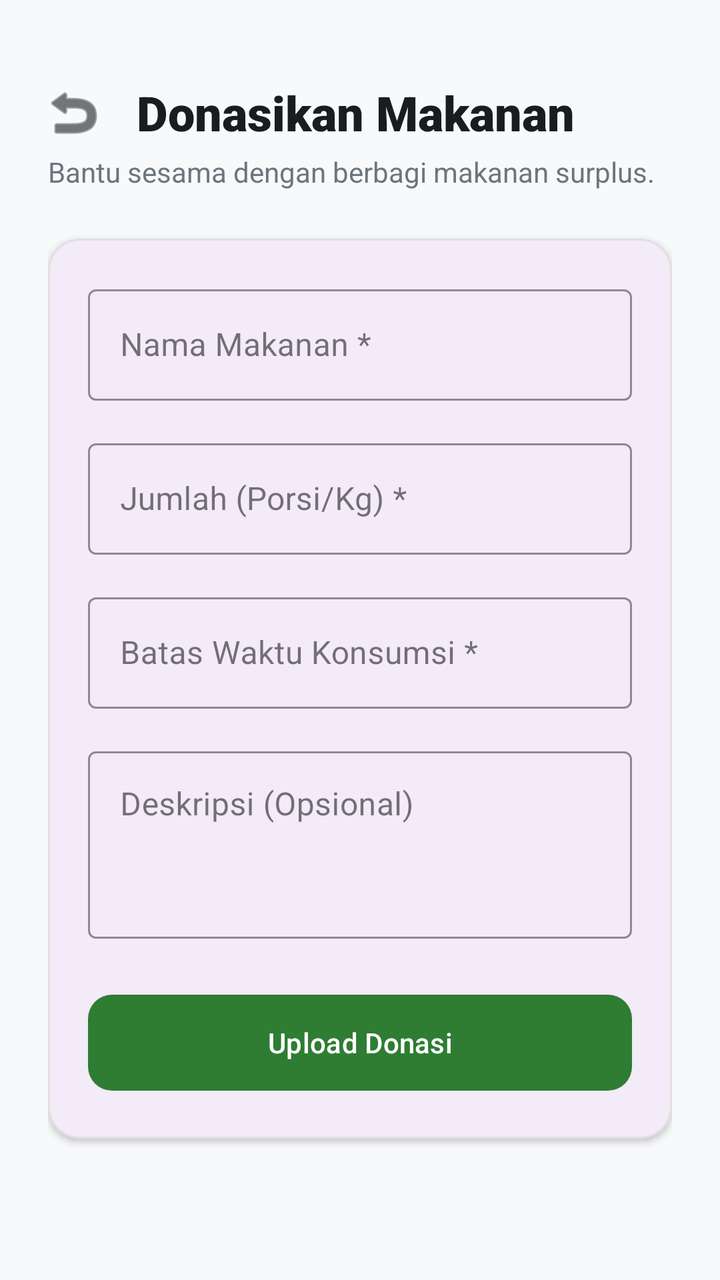
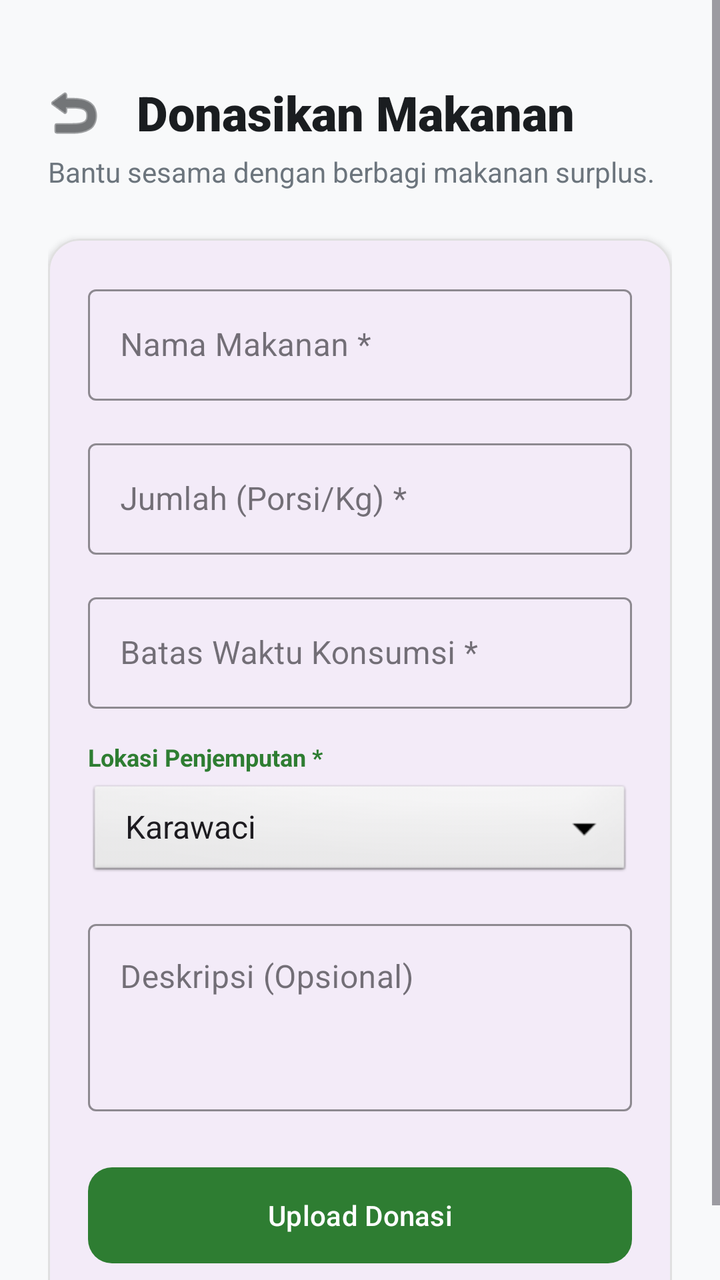

Before-and-after screenshots of an Android layout around one commit, followed by the original layout XML and the change that was made.
<!-- AndroidManifest.xml: application theme Theme.UASPROJECTZEROWASTE -->
<!-- res/layout/activity_upload_food.xml -->
<?xml version="1.0" encoding="utf-8"?>
<ScrollView xmlns:android="http://schemas.android.com/apk/res/android"
    xmlns:app="http://schemas.android.com/apk/res-auto"
    android:layout_width="match_parent"
    android:layout_height="match_parent"
    android:background="#F8F9FA"
    android:fillViewport="true">

    <androidx.constraintlayout.widget.ConstraintLayout
        android:layout_width="match_parent"
        android:layout_height="wrap_content"
        android:padding="24dp">

        <ImageButton
            android:id="@+id/btnBackUpload"
            android:layout_width="48dp"
            android:layout_height="48dp"
            android:background="?attr/selectableItemBackgroundBorderless"
            android:src="@android:drawable/ic_menu_revert"
            android:contentDescription="Back"
            android:layout_marginStart="-12dp"
            app:tint="#1A1D20"
            app:layout_constraintTop_toTopOf="@id/tvTitle"
            app:layout_constraintBottom_toBottomOf="@id/tvTitle"
            app:layout_constraintStart_toStartOf="parent" />

        <TextView
            android:id="@+id/tvTitle"
            android:layout_width="wrap_content"
            android:layout_height="wrap_content"
            android:text="Donasikan Makanan"
            android:textSize="24sp"
            android:fontFamily="sans-serif-black"
            android:textColor="#1A1D20"
            android:layout_marginTop="16dp"
            android:layout_marginStart="8dp"
            app:layout_constraintTop_toTopOf="parent"
            app:layout_constraintStart_toEndOf="@id/btnBackUpload" />

        <TextView
            android:id="@+id/tvSubtitle"
            android:layout_width="wrap_content"
            android:layout_height="wrap_content"
            android:text="Bantu sesama dengan berbagi makanan surplus."
            android:textSize="14sp"
            android:textColor="#6C757D"
            android:layout_marginTop="4dp"
            app:layout_constraintTop_toBottomOf="@id/tvTitle"
            app:layout_constraintStart_toStartOf="parent" />

        <com.google.android.material.card.MaterialCardView
            android:layout_width="match_parent"
            android:layout_height="wrap_content"
            android:layout_marginTop="24dp"
            app:cardCornerRadius="16dp"
            app:cardElevation="2dp"
            app:strokeWidth="1dp"
            app:strokeColor="#E0E0E0"
            app:layout_constraintTop_toBottomOf="@id/tvSubtitle">

            <LinearLayout
                android:layout_width="match_parent"
                android:layout_height="wrap_content"
                android:orientation="vertical"
                android:padding="20dp">

                <com.google.android.material.textfield.TextInputLayout
                    style="@style/Widget.MaterialComponents.TextInputLayout.OutlinedBox"
                    android:layout_width="match_parent"
                    android:layout_height="wrap_content"
                    android:hint="Nama Makanan *"
                    app:boxStrokeColor="#2E7D32">
                    <com.google.android.material.textfield.TextInputEditText
                        android:id="@+id/etFoodName"
                        android:layout_width="match_parent"
                        android:layout_height="wrap_content" />
                </com.google.android.material.textfield.TextInputLayout>

                <com.google.android.material.textfield.TextInputLayout
                    style="@style/Widget.MaterialComponents.TextInputLayout.OutlinedBox"
                    android:layout_width="match_parent"
                    android:layout_height="wrap_content"
                    android:layout_marginTop="16dp"
                    android:hint="Jumlah (Porsi/Kg) *"
                    app:boxStrokeColor="#2E7D32">
                    <com.google.android.material.textfield.TextInputEditText
                        android:id="@+id/etQuantity"
                        android:layout_width="match_parent"
                        android:layout_height="wrap_content"
                        android:inputType="number" />
                </com.google.android.material.textfield.TextInputLayout>

                <com.google.android.material.textfield.TextInputLayout
                    style="@style/Widget.MaterialComponents.TextInputLayout.OutlinedBox"
                    android:layout_width="match_parent"
                    android:layout_height="wrap_content"
                    android:layout_marginTop="16dp"
                    android:hint="Batas Waktu Konsumsi *"
                    app:boxStrokeColor="#2E7D32">
                    <com.google.android.material.textfield.TextInputEditText
                        android:id="@+id/etExpiry"
                        android:layout_width="match_parent"
                        android:layout_height="wrap_content" />
                </com.google.android.material.textfield.TextInputLayout>

                <com.google.android.material.textfield.TextInputLayout
                    style="@style/Widget.MaterialComponents.TextInputLayout.OutlinedBox"
                    android:layout_width="match_parent"
                    android:layout_height="wrap_content"
                    android:layout_marginTop="16dp"
                    android:hint="Deskripsi (Opsional)"
                    app:boxStrokeColor="#2E7D32">
                    <com.google.android.material.textfield.TextInputEditText
                        android:id="@+id/etDescription"
                        android:layout_width="match_parent"
                        android:layout_height="wrap_content"
                        android:gravity="top"
                        android:lines="3" />
                </com.google.android.material.textfield.TextInputLayout>

                <com.google.android.material.button.MaterialButton
                    android:id="@+id/btnSubmitFood"
                    android:layout_width="match_parent"
                    android:layout_height="56dp"
                    android:text="Upload Donasi"
                    android:layout_marginTop="24dp"
                    app:backgroundTint="#2E7D32"
                    app:cornerRadius="12dp" />

            </LinearLayout>
        </com.google.android.material.card.MaterialCardView>

    </androidx.constraintlayout.widget.ConstraintLayout>
</ScrollView>
<!-- resources referenced by this layout -->
<resources>
  <style name="Theme.UASPROJECTZEROWASTE" parent="Base.Theme.UASPROJECTZEROWASTE" />
  <style name="Base.Theme.UASPROJECTZEROWASTE" parent="Theme.Material3.DayNight.NoActionBar">
          
          
      </style>
</resources>

<!-- the commit's change to res/layout/activity_upload_food.xml (unified diff, before → after) -->
@@ -103,6 +103,24 @@
                         android:layout_height="wrap_content" />
                 </com.google.android.material.textfield.TextInputLayout>
 
+                <TextView
+                    android:layout_width="wrap_content"
+                    android:layout_height="wrap_content"
+                    android:text="Lokasi Penjemputan *"
+                    android:textSize="12sp"
+                    android:layout_marginTop="16dp"
+                    android:textColor="#2E7D32"
+                    android:textStyle="bold"/>
+
+                <Spinner
+                    android:id="@+id/spUploadLocation"
+                    android:layout_width="match_parent"
+                    android:layout_height="50dp"
+                    android:layout_marginTop="4dp"
+                    android:background="@android:drawable/btn_dropdown"
+                    android:spinnerMode="dropdown"
+                    android:entries="@array/jabodetabek_locations" />
+
                 <com.google.android.material.textfield.TextInputLayout
                     style="@style/Widget.MaterialComponents.TextInputLayout.OutlinedBox"
                     android:layout_width="match_parent"
<!-- resource entries referenced after the edit -->
@@ -1,5 +1,16 @@
 <!-- resources referenced by this layout -->
 <resources>
+  <string-array name="jabodetabek_locations">
+          <item>Karawaci</item>
+          <item>Lippo Village</item>
+          <item>Gading Serpong</item>
+          <item>Alam Sutera</item>
+          <item>BSD City</item>
+          <item>Tangerang Kota</item>
+          <item>Cikokol</item>
+          <item>Binong</item>
+          <item>Jakarta</item>
+      </string-array>
   <style name="Theme.UASPROJECTZEROWASTE" parent="Base.Theme.UASPROJECTZEROWASTE" />
   <style name="Base.Theme.UASPROJECTZEROWASTE" parent="Theme.Material3.DayNight.NoActionBar">
           
